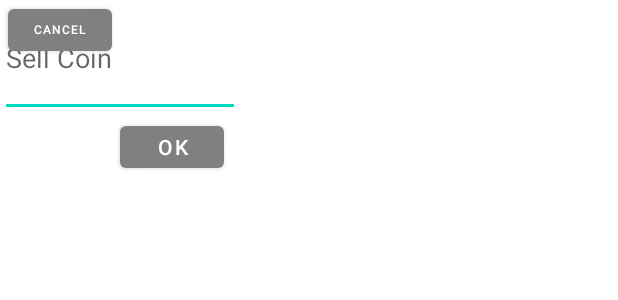
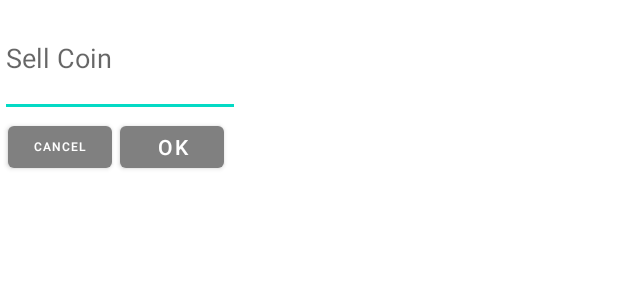
Before and after one commit to franciscoxaviersp/CM-CryptoApp, an Android app: the layout dialog_layout_sell.xml on its own in the app's theme, with its tools: preview values and no code run, on a phone screen of 412 x 824 dp. Shown: the top 300 px of the screen. Run offline under Robolectric (Android 15) with nearby library versions, the phone set to English and light mode, and no system bars.

Commit message:
sell dialog done

```diff
--- a/CryptoApp/app/src/main/res/layout/dialog_layout_sell.xml
+++ b/CryptoApp/app/src/main/res/layout/dialog_layout_sell.xml
@@ -34,6 +34,16 @@
         android:textSize="8sp"
         app:layout_constraintEnd_toStartOf="@+id/ok_btn"
         app:layout_constraintStart_toStartOf="parent"
-        tools:layout_editor_absoluteY="78dp" />
+        app:layout_constraintTop_toBottomOf="@+id/topup" />
+    <TextView
+        android:id="@+id/much"
+        android:layout_width="wrap_content"
+        android:layout_height="wrap_content"
+        android:layout_marginStart="25dp"
+        android:layout_marginTop="28dp"
+        app:layout_constraintEnd_toEndOf="parent"
+        app:layout_constraintHorizontal_bias="0.618"
+        app:layout_constraintStart_toStartOf="@+id/topup"
+        app:layout_constraintTop_toTopOf="@+id/topup" />
 
 </androidx.constraintlayout.widget.ConstraintLayout>
```
Also changed, not shown: CryptoApp/app/src/main/java/cm/homework/cryptoapp/SellDialog.java (+31 -27 lines), CryptoApp/app/src/main/java/cm/homework/cryptoapp/activities/CoinActivity.java (+63 -4 lines).
